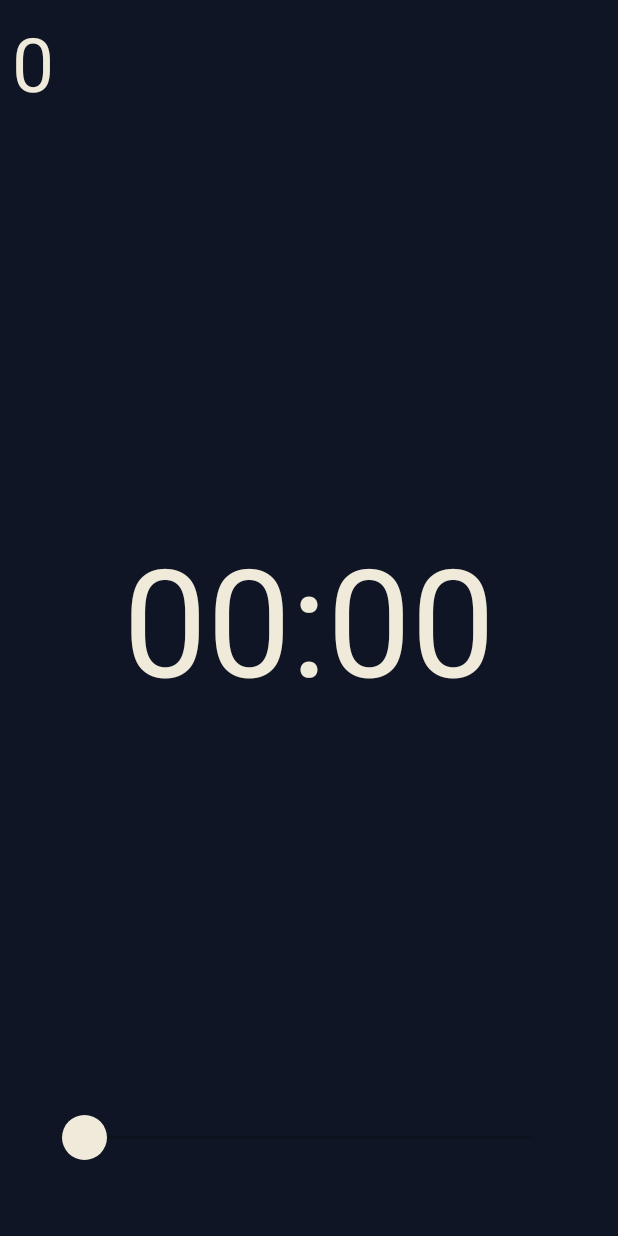
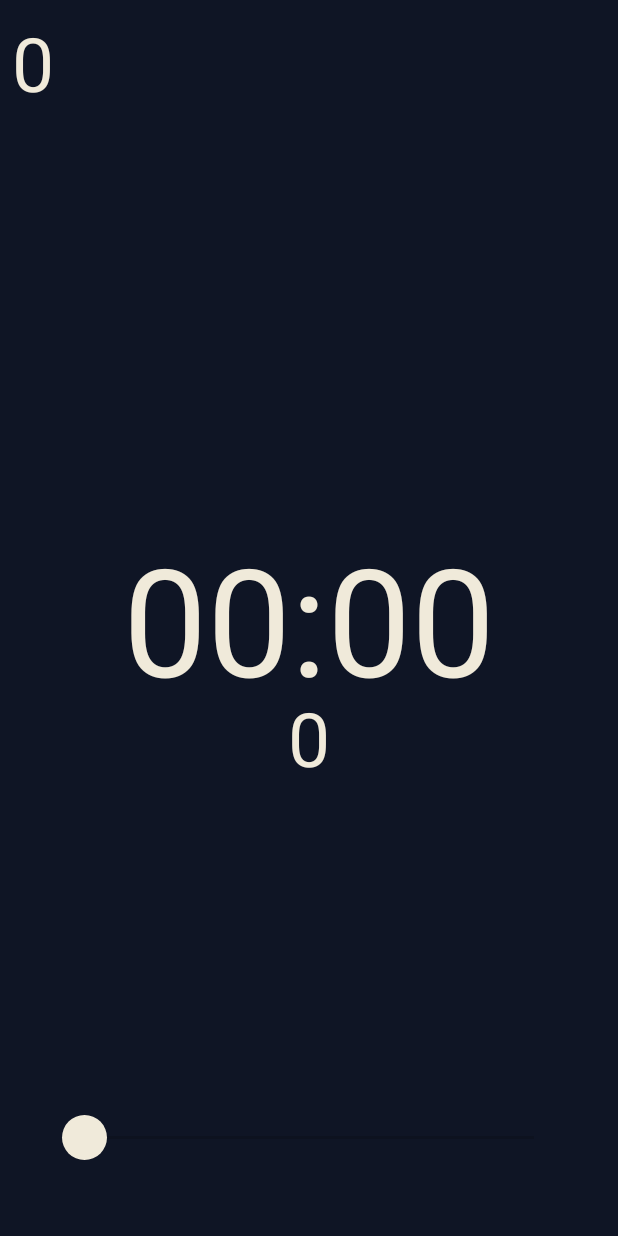
Before and after one commit to Lirilai/Stopwatch, an Android app: the screen it shows after launch (StopwatchActivity), on a phone screen of 412 x 824 dp. Run offline under Robolectric (Android 15) with nearby library versions, the phone set to English and light mode, and no system bars.

Commit message:
small cosmetic changes

```diff
--- a/app/src/main/java/com/lirilai/stopwatch/StopwatchActivity.java
+++ b/app/src/main/java/com/lirilai/stopwatch/StopwatchActivity.java
@@ -75,17 +75,19 @@ public class StopwatchActivity extends AppCompatActivity implements View.OnClick
         seekBar.setMax(120);
         progressBar.setVisibility(View.INVISIBLE);
 
+
         circleCounter.setOnClickListener(this);
         chronometer.setOnClickListener(this);
 
         if (restoreChronometer == 0) {
             chronometer.setBase(SystemClock.elapsedRealtime());
             circleCounter.setText(String.valueOf(counterForCircles));
+            seekBarText.setText("0");
         } else {
             chronometer.setBase(restoreChronometer);
             progressBar.setVisibility(View.VISIBLE);
             circleCounter.setText(String.valueOf(counterForCircles));
-//            seekBarText.setText(String.valueOf(seekBarProgress));
+            seekBarText.setText(String.valueOf(seekBarProgress));
             chronometer.start();
             restoreChronometer = 0;
         }
```
